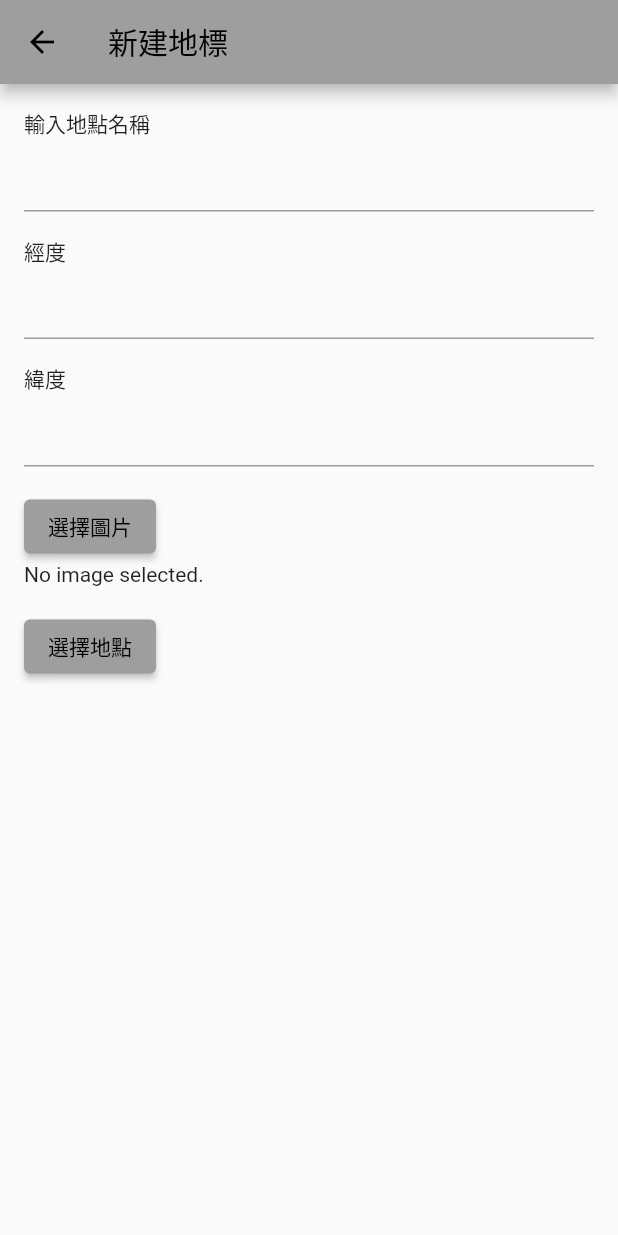
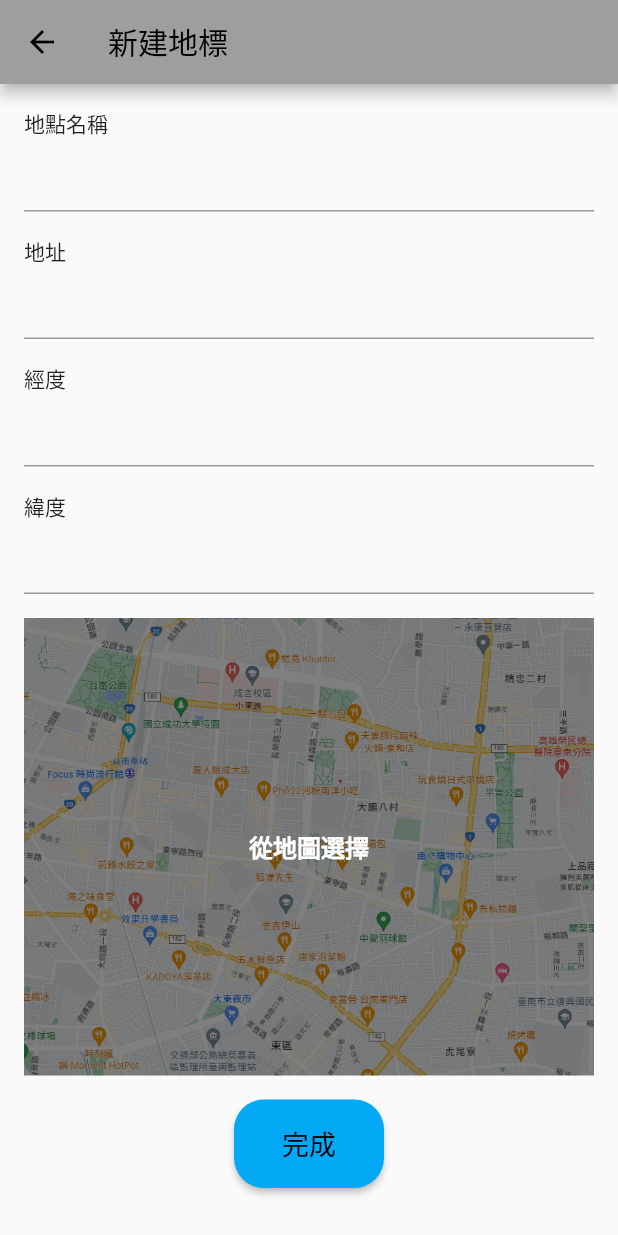
Before and after one commit to yu-hsiennn/Pet-App, a Flutter app: the AddNewLocationMarkerPage screen opened directly, on a phone screen of 412 x 824 dp. Run offline on Flutter 3.47's test engine with Material 2 defaults, Android fonts, the phone set to English and light mode, and no system bars; our stand-ins replace google_maps_flutter, image_picker, shared_preferences, speech_to_text; missing offline and left inert: album_image, custom_marker; accounts and stored records are empty.

Commit message:
modify addnewlocationmarkerpage&postpage

```diff
--- a/lib/AddNewLocationMarkerPage.dart
+++ b/lib/AddNewLocationMarkerPage.dart
@@ -45,7 +45,10 @@ class _AddNewLocationMarkerPage extends State<AddNewLocationMarkerPage> {
         child: Column(
           crossAxisAlignment: CrossAxisAlignment.start,
           children: [
-            Text("輸入地點名稱"),
+            Text("地點名稱"),
+            TextField(),
+            SizedBox(height: 16),
+            Text("地址"),
             TextField(),
             SizedBox(height: 16),
             Text("經度"),
@@ -54,28 +57,78 @@ class _AddNewLocationMarkerPage extends State<AddNewLocationMarkerPage> {
             Text("緯度"),
             TextField(),
             SizedBox(height: 16),
-            ElevatedButton(
-              onPressed: getImage,
-              child: Text('選擇圖片'),
+            Expanded(
+              flex: 1,
+              child: InkWell(
+                onTap: () {
+                  Navigator.push(
+                    context,
+                    MaterialPageRoute(builder: (context) => SetLocationPage()),
+                  ).then((value) {
+                    // Do something with returned data
+                  });
+                },
+                child: Stack(
+                  children: [
+                    LayoutBuilder(
+                      builder:
+                          (BuildContext context, BoxConstraints constraints) {
+                        return ClipRRect(
+                          child: Image(
+                            image: AssetImage('assets/map/map.png'),
+                            width: constraints.maxWidth,
+                            height: constraints.maxHeight,
+                            fit: BoxFit.cover,
+                          ),
+                          borderRadius: BorderRadius.circular(10.0), // 可選，設置圓角
+                        );
+                      },
+                    ),
+                    Container(
+                      width: double.infinity,
+                      height: double.infinity,
+                      color: Colors.black.withOpacity(0.5), // 調整淡化的透明度
+                      child: Center(
+                        child: Text(
+                          '從地圖選擇',
+                          style: TextStyle(
+                            color: Colors.white,
+                            fontSize: 16.0,
+                            fontWeight: FontWeight.bold,
+                          ),
+                        ),
+                      ),
+                    ),
+                  ],
+                ),
+              ),
             ),
-            _image == null
-                ? Text('No image selected.')
-                : Image.file(
-                    _image!,
-                    height: 200,
-                    width: 200,
+            Align(
+              alignment: Alignment.bottomCenter,
+              child: Padding(
+                padding: EdgeInsets.all(16.0), // Add padding to the button
+                child: ElevatedButton(
+                  onPressed: () {
+                    Navigator.pop(context);
+                  },
+                  style: ElevatedButton.styleFrom(
+                    shape: RoundedRectangleBorder(
+                      borderRadius: BorderRadius.circular(
+                          20.0), // Set button shape to rounded rectangle
+                    ),
+                    primary: Colors.lightBlue, // Set button color to light blue
+                    padding: EdgeInsets.symmetric(
+                        horizontal: 32.0,
+                        vertical: 16.0), // Increase button size
                   ),
-            SizedBox(height: 16),
-            ElevatedButton(
-              onPressed: () {
-                Navigator.push(
-                  context,
-                  MaterialPageRoute(builder: (context) => SetLocationPage()),
-                ).then((value) {
-                  // Do something with returned data
-                });
-              },
-              child: Text("選擇地點"),
+                  child: Text(
+                    "完成",
+                    style: TextStyle(
+                      fontSize: 18.0, // Set font size
+                    ),
+                  ),
+                ),
+              ),
             ),
           ],
         ),
--- a/lib/PostPage.dart
+++ b/lib/PostPage.dart
@@ -53,16 +53,16 @@ class _PostPageState extends State<PostPage> {
   }
 
   Widget buildLabelField(List<String> items) {
-    int rows = (items.length / 4).ceil();
+    int rows = (items.length / 5).ceil();
     List<Widget> rowsList = [];
 
     for (int i = 0; i < rows; i++) {
       List<Widget> buttonsList = [];
 
-      for (int j = i * 4; j < (i + 1) * 4 && j < items.length; j++) {
+      for (int j = i * 5; j < (i + 1) * 5 && j < items.length; j++) {
         buttonsList.add(
           Padding(
-            padding: EdgeInsets.symmetric(vertical: 8.0),
+            padding: EdgeInsets.symmetric(vertical: 4.0),
             child: OutlinedButton(
               onPressed: () {
                 if (selectedItems.contains(items[j])) {
@@ -76,7 +76,7 @@ class _PostPageState extends State<PostPage> {
               },
               style: ButtonStyle(
                 padding: MaterialStateProperty.all<EdgeInsets>(
-                    EdgeInsets.symmetric(horizontal: 16.0)),
+                    EdgeInsets.symmetric(horizontal: 8.0)),
                 side: MaterialStateProperty.all<BorderSide>(
                     BorderSide(width: 1.0, color: Colors.grey)),
               ),
@@ -152,7 +152,7 @@ class _PostPageState extends State<PostPage> {
     );
 
     return Expanded(
-      flex: 3,
+      flex: 2,
       child: Column(
         children: rowsList,
       ),
@@ -165,14 +165,10 @@ class _PostPageState extends State<PostPage> {
     'Button 3',
     'Button 4',
     'Button 5',
-    'Button 6',
-    'Button 7',
-    'Button 8',
-    'Button 9'
   ];
   Widget buildInputField() {
     return Expanded(
-      flex: 2,
+      flex: 3,
       child: Padding(
         padding: EdgeInsets.all(10.0),
         child: TextField(
--- a/pubspec.yaml
+++ b/pubspec.yaml
@@ -78,6 +78,7 @@ flutter:
   assets:
     - assets/image/
     - assets/pet_emotion/
+    - assets/map/
     - assets/locations.json
   #   - images/a_dot_ham.jpeg
 
```
Also changed, not shown: assets/map/map.png (added).
